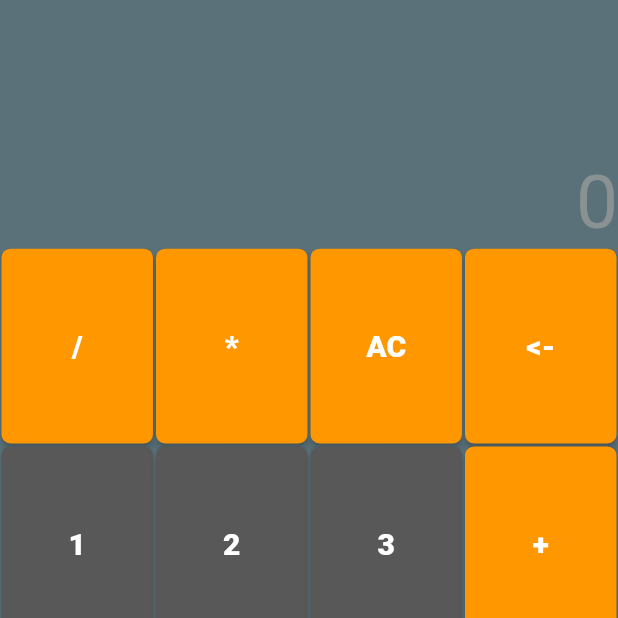
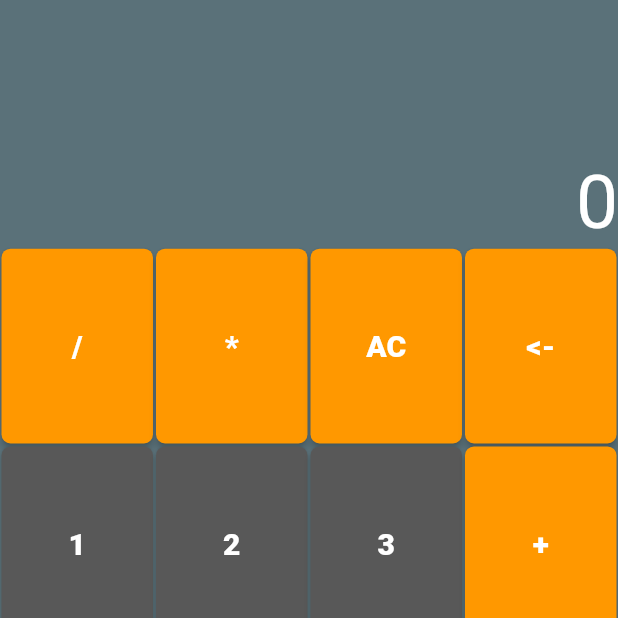
Before and after one commit to Guilherme-DSGL/calculator, a Flutter app: the screen it shows after launch, on a phone screen of 412 x 824 dp, the top half of it. Run offline on Flutter 3.47's test engine with Material 2 defaults, Android fonts, the phone set to English and light mode, and no system bars; drawn by our look-alikes of auto_size_text.

Commit message:
textDisplay

```diff
--- a/lib/views/components/display.dart
+++ b/lib/views/components/display.dart
@@ -15,13 +15,12 @@ class Display extends StatelessWidget {
       child: Align(
         alignment: Alignment.bottomRight,
         child: AutoSizeText(
-          displayText == '' ? '0' : displayText,
+          displayText,
           minFontSize: 25,
           maxFontSize: 50,
           maxLines: 1,
-          style: TextStyle(
-              color: (displayText) == '' ? Colors.grey.withOpacity(0.7) : white,
-              fontSize: 50),
+          style: const TextStyle(
+              color: white, fontSize: 50, fontWeight: FontWeight.normal),
         ),
       ),
     );
```
Also changed, not shown: lib/models/brain.dart (+22 -12 lines).
